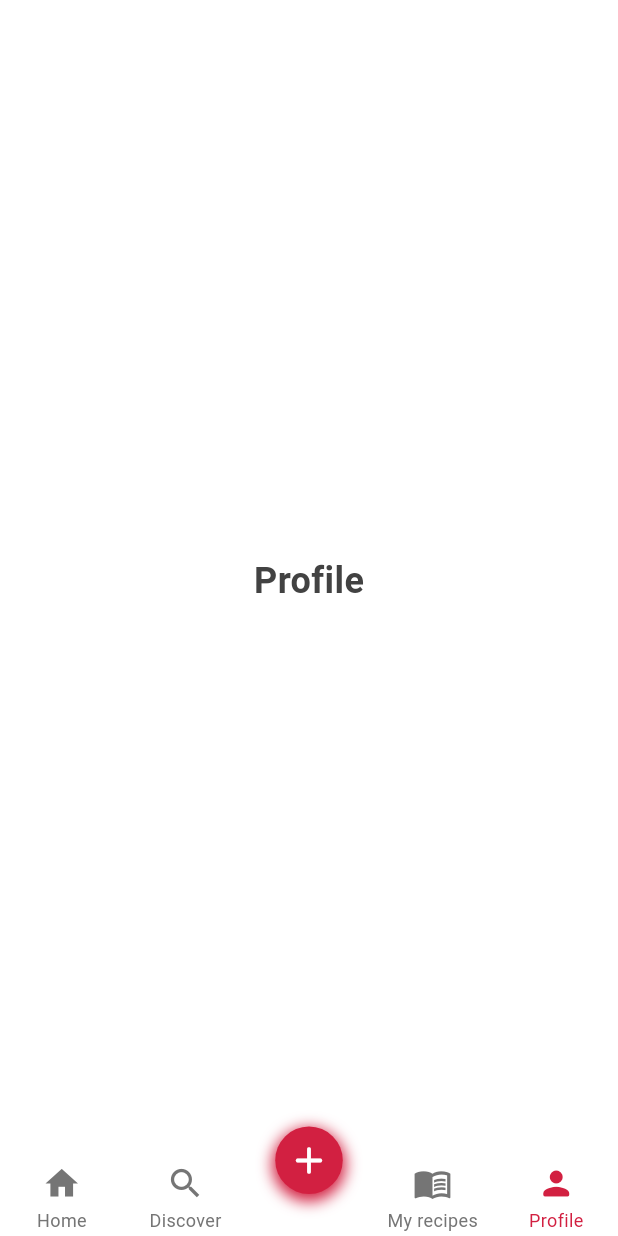
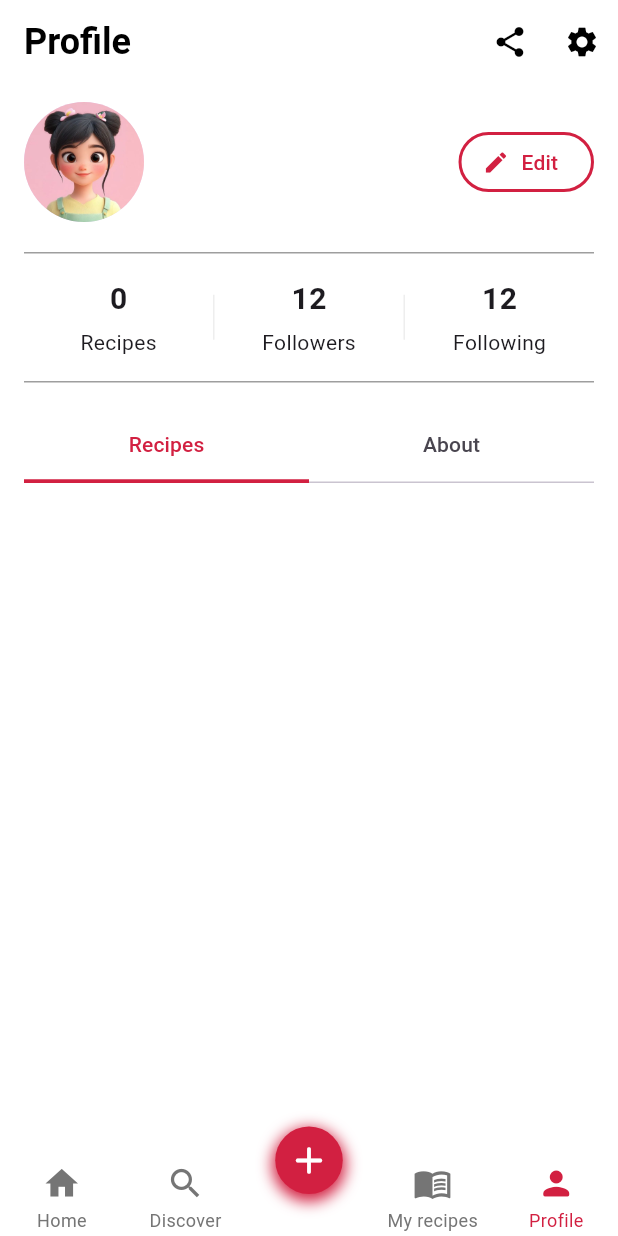
Before and after one commit to DangVu1724/yumshare, a Flutter app: the Home screen opened directly, item 5 of the bottom bar chosen, on a phone screen of 412 x 824 dp. Run offline on Flutter 3.47's test engine with Material 3 defaults, Android fonts, the phone set to English and light mode, and no system bars; drawn by our look-alikes of persistent_bottom_nav_bar; our stand-ins replace cloud_firestore, firebase_auth, firebase_core, get, image_picker, logger and 1 more; accounts and stored records are empty.

Commit message:
feat: Add profile feature with user data fetching and UI integration

```diff
--- /dev/null
+++ b/lib/features/profile/controllers/profile_controller.dart
@@ -0,0 +1,30 @@
+import 'package:get/get.dart';
+import 'package:logger/logger.dart';
+import 'package:yumshare/models/users.dart';
+import 'package:yumshare/repository/user_repository.dart';
+
+class ProfileController extends GetxController {
+  Rxn<Users> userData = Rxn<Users>();
+  var isLoading = false.obs;
+  var logger = Logger();
+
+  final userRepo = UserRepository();
+
+  @override
+  void onInit() {
+    super.onInit();
+    fetchUserData();
+  }
+
+  Future<void> fetchUserData() async {
+    try {
+      isLoading.value = true;
+      final user = await userRepo.fetchUserData();
+      userData.value = user;
+    } catch (e) {
+      logger.d("Error fetching user: $e");
+    } finally {
+      isLoading.value = false;
+    }
+  }
+}
--- /dev/null
+++ b/lib/features/profile/pages/profile_page.dart
@@ -0,0 +1,171 @@
+import 'package:flutter/material.dart';
+import 'package:get/get.dart';
+import 'package:yumshare/features/home/controllers/home_controller.dart';
+import 'package:yumshare/features/profile/controllers/profile_controller.dart';
+import 'package:yumshare/models/recipes.dart';
+import 'package:yumshare/models/users.dart';
+import 'package:yumshare/utils/themes/app_colors.dart';
+import 'package:yumshare/utils/themes/text_style.dart';
+import 'package:yumshare/widgets/recipe_card_widget.dart';
+
+class ProfilePage extends StatelessWidget {
+  ProfilePage({super.key});
+  final ProfileController _profileController = Get.put(ProfileController());
+  final HomeController _homeController = Get.find<HomeController>();
+
+  @override
+  Widget build(BuildContext context) {
+    return Scaffold(
+      appBar: AppBar(
+        title: Text('Profile', style: AppTextStyles.heading2),
+        actions: [
+          IconButton(onPressed: () {}, icon: Icon(Icons.share)),
+          IconButton(onPressed: () {}, icon: Icon(Icons.settings)),
+        ],
+      ),
+      body: Obx(() {
+        if (_profileController.isLoading.value) {
+          return const Center(child: CircularProgressIndicator());
+        }
+
+        final user = _profileController.userData.value;
+        final recipes = _homeController.myRecipes;
+        final authors = _homeController.authors;
+        if (user == null) {
+          return const Center(child: Text("No User Data"));
+        }
+
+        return DefaultTabController(
+          length: 2,
+          child: NestedScrollView(
+            headerSliverBuilder: (context, innerBoxScrolled) => [
+              SliverToBoxAdapter(
+                child: Padding(
+                  padding: const EdgeInsets.symmetric(vertical: 12, horizontal: 16),
+                  child: Column(children: [_buildHeader(user), const SizedBox(height: 20), _buildProfileStats(user)]),
+                ),
+              ),
+              SliverAppBar(
+                pinned: true,
+                floating: true,
+                snap: true,
+                toolbarHeight: 0,
+                elevation: 0,
+                bottom: PreferredSize(
+                  preferredSize: const Size.fromHeight(55),
+                  child: Container(
+                    padding: const EdgeInsets.symmetric(horizontal: 16),
+                    alignment: Alignment.centerLeft,
+                    child: const TabBar(
+                      labelColor: AppColors.primary,
+                      indicatorColor: AppColors.primary,
+                      indicatorSize: TabBarIndicatorSize.tab,
+                      indicatorWeight: 2.5,
+                      tabs: [
+                        Tab(text: "Recipes"),
+                        Tab(text: "About"),
+                      ],
+                    ),
+                  ),
+                ),
+              ),
+            ],
+            body: TabBarView(children: [_buildRecipeTab(recipes, authors), _buildAboutTab(user)]),
+          ),
+        );
+      }),
+    );
+  }
+
+  Widget _buildAboutTab(user) {
+    return Padding(
+      padding: const EdgeInsets.symmetric(horizontal: 16.0, vertical: 12.0),
+      child: Text(user.email ?? "No info yet...", style: TextStyle(fontSize: 16)),
+    );
+  }
+
+  Widget _buildRecipeTab(List<Recipe> recipes, Map<String, Users> authors) {
+    return GridView.builder(
+      padding: const EdgeInsets.all(12),
+      gridDelegate: const SliverGridDelegateWithFixedCrossAxisCount(
+        crossAxisCount: 2,
+        childAspectRatio: 0.75,
+        crossAxisSpacing: 12,
+        mainAxisSpacing: 12,
+      ),
+      itemBuilder: (context, index) {
+        final recipe = recipes[index];
+        final author = authors[recipe.authorId];
+        return RecipeCard(recipe: recipe, author: author!);
+      },
+
+      itemCount: recipes.length,
+    );
+  }
+
+  Widget _buildHeader(user) {
+    return Row(
+      mainAxisAlignment: MainAxisAlignment.spaceBetween,
+      children: [
+        Row(
+          children: [
+            CircleAvatar(radius: 40, backgroundImage: AssetImage("assets/images/avatar1.png")),
+            const SizedBox(width: 20),
+            Column(
+              crossAxisAlignment: CrossAxisAlignment.start,
+              children: [
+                Text(user.name, style: AppTextStyles.heading3),
+                Text(user.email),
+              ],
+            ),
+          ],
+        ),
+        OutlinedButton.icon(
+          onPressed: () {},
+          icon: Icon(Icons.edit, color: AppColors.primary),
+          label: Text('Edit', style: TextStyle(color: AppColors.primary)),
+          style: OutlinedButton.styleFrom(
+            side: BorderSide(color: AppColors.primary, width: 2),
+            shape: RoundedRectangleBorder(borderRadius: BorderRadius.circular(24)),
+          ),
+        ),
+      ],
+    );
+  }
+
+  Widget _buildProfileStats(user) {
+    return Container(
+      padding: const EdgeInsets.symmetric(vertical: 16),
+      decoration: const BoxDecoration(
+        border: Border(
+          top: BorderSide(color: Colors.grey, width: 1),
+          bottom: BorderSide(color: Colors.grey, width: 1),
+        ),
+      ),
+      child: Row(
+        mainAxisAlignment: MainAxisAlignment.spaceEvenly,
+        children: [
+          _statItem(user.myRecipes.length, "Recipes"),
+          _divider(),
+          _statItem(12, "Followers"),
+          _divider(),
+          _statItem(12, "Following"),
+        ],
+      ),
+    );
+  }
+
+  Widget _statItem(int number, String label) {
+    return Expanded(
+      child: Column(
+        children: [
+          Text("$number", style: AppTextStyles.heading3),
+          const SizedBox(height: 4),
+          Text(label),
+        ],
+      ),
+    );
+  }
+
+  Widget _divider() => Container(height: 30, width: 1, color: Colors.grey[200]);
+}
--- a/lib/home.dart
+++ b/lib/home.dart
@@ -3,6 +3,7 @@ import 'package:persistent_bottom_nav_bar/persistent_bottom_nav_bar.dart';
 import 'package:yumshare/features/discover/pages/discover_page.dart';
 import 'package:yumshare/features/home/pages/home_page.dart';
 import 'package:yumshare/features/myrecipe/pages/my_recipe_page.dart';
+import 'package:yumshare/features/profile/pages/profile_page.dart';
 import 'package:yumshare/features/recipe/create_recipe/create_recipe_page.dart';
 import 'package:yumshare/utils/themes/app_colors.dart';
 
@@ -17,7 +18,7 @@ class Home extends StatelessWidget {
       DiscoverPage(),
       CreateRecipePage(),
       MyRecipePage(),
-      PlaceholderPage(title: 'Profile'),
+      ProfilePage()
     ];
   }
 
--- /dev/null
+++ b/lib/repository/user_repository.dart
@@ -0,0 +1,16 @@
+import 'package:cloud_firestore/cloud_firestore.dart';
+import 'package:yumshare/features/auth/services/auth_service.dart';
+import 'package:yumshare/models/users.dart';
+
+class UserRepository {
+  final firestore = FirebaseFirestore.instance;
+  final _authService = AuthService();
+
+  Future<Users> fetchUserData() async {
+    final userId = _authService.currentUser?.uid;
+    if (userId == null) throw Exception('User not authenticated');
+
+    final userDoc = await firestore.collection("users").doc(userId).get();
+    return Users.fromMap(userDoc.data() ?? {});
+  }
+}
--- a/lib/routers/app_pages.dart
+++ b/lib/routers/app_pages.dart
@@ -3,6 +3,7 @@ import 'package:yumshare/features/auth/pages/login_page.dart';
 import 'package:yumshare/features/home/pages/favourite_page.dart';
 import 'package:yumshare/features/home/pages/home_page.dart';
 import 'package:yumshare/features/myrecipe/pages/my_recipe_page.dart';
+import 'package:yumshare/features/profile/pages/profile_page.dart';
 import 'package:yumshare/features/recipe/create_recipe/create_recipe_page.dart';
 import 'app_routes.dart';
 
@@ -22,6 +23,10 @@ class AppPages {
       page: () => const FavouritePage(),
     ),
     GetPage(
+      name: Routes.profile,
+      page: () => ProfilePage(),
+    ),
+    GetPage(
       name: Routes.myRecipe,
       page: () => const MyRecipePage(),
     ),
--- a/lib/routers/app_routes.dart
+++ b/lib/routers/app_routes.dart
@@ -3,6 +3,7 @@ class Routes {
   static const login = '/login';
   static const register = '/register';
   static const favourite = '/fav';
+  static const profile = '/profile';
 
   static const recipeDetail = '/recipe-detail';
   static const myRecipe = '/my-recipe';
```
Also changed, not shown: lib/features/discover/controllers/discover_controller.dart (+16 -135 lines), lib/features/discover/pages/discover_page.dart (+81 -4 lines), lib/features/auth/pages/profile_page.dart (deleted).
